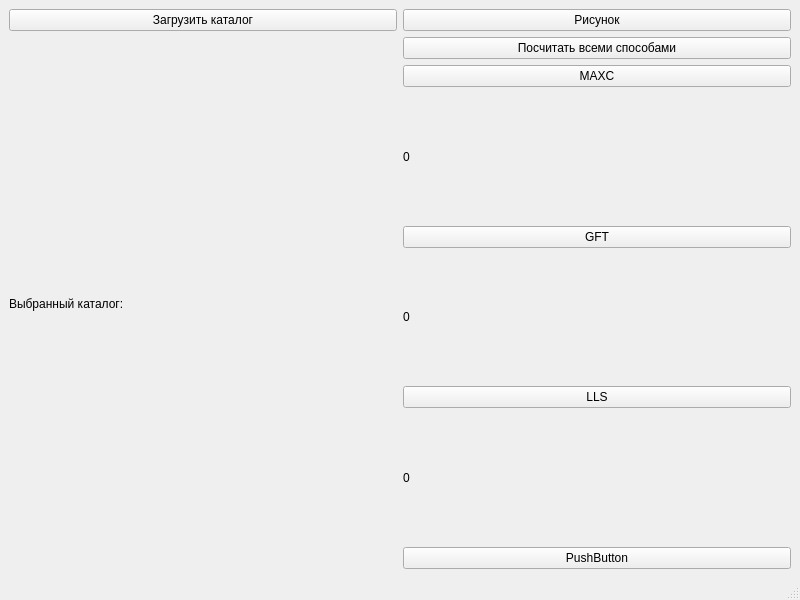
Above: GUI/predst.ui from Piskanaft/Magnitude-of-Completeness before the change. Below: the same form after it.
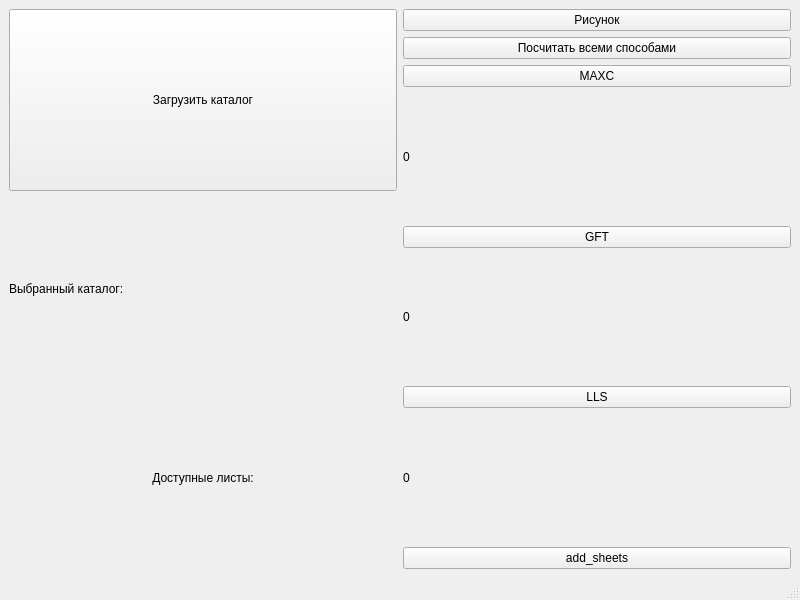
That is the form after the change.

Commit message: added sheet chosing

```diff
--- a/GUI/predst.ui
+++ b/GUI/predst.ui
@@ -81,21 +81,21 @@
         <item>
          <widget class="QPushButton" name="pushButton_6">
           <property name="text">
-           <string>PushButton</string>
+           <string>add_sheets</string>
           </property>
          </widget>
         </item>
        </layout>
       </item>
       <item row="0" column="0">
-       <layout class="QVBoxLayout" name="verticalLayout_2" stretch="0,10">
+       <layout class="QVBoxLayout" name="verticalLayout_2" stretch="0,0,0,0">
         <property name="spacing">
          <number>7</number>
         </property>
         <item>
          <widget class="QPushButton" name="load_file_button">
           <property name="sizePolicy">
-           <sizepolicy hsizetype="Preferred" vsizetype="Expanding">
+           <sizepolicy hsizetype="Preferred" vsizetype="Preferred">
             <horstretch>0</horstretch>
             <verstretch>0</verstretch>
            </sizepolicy>
@@ -116,8 +116,24 @@
           <property name="text">
            <string>Выбранный каталог: </string>
           </property>
+          <property name="alignment">
+           <set>Qt::AlignLeading|Qt::AlignLeft|Qt::AlignVCenter</set>
+          </property>
          </widget>
         </item>
+        <item>
+         <widget class="QLabel" name="label">
+          <property name="text">
+           <string>Доступные листы:</string>
+          </property>
+          <property name="alignment">
+           <set>Qt::AlignCenter</set>
+          </property>
+         </widget>
+        </item>
+        <item>
+         <layout class="QVBoxLayout" name="sheets_layout"/>
+        </item>
        </layout>
       </item>
      </layout>
```
The commit also changes 3 other files.
